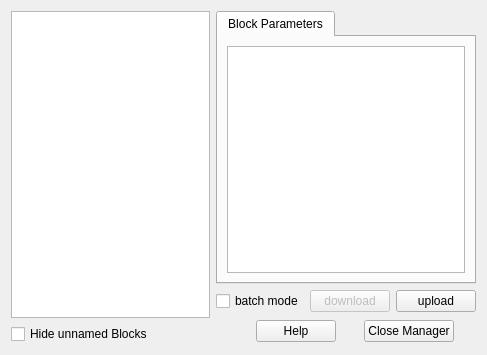
Old version of the form trunk/src/qrl_parameters_manager.ui in the repository fcuzzocrea/QRTAILab.
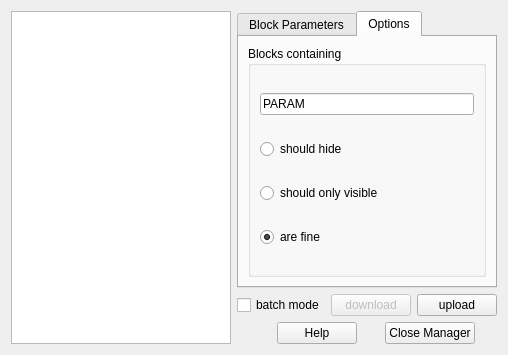
New version of the form. The open tabs and pages were chosen to show the change. Icons and pictures are not drawn.

What changed in the file:
```diff
--- a/trunk/src/qrl_parameters_manager.ui
+++ b/trunk/src/qrl_parameters_manager.ui
@@ -5,7 +5,7 @@
    <rect>
     <x>0</x>
     <y>0</y>
-    <width>487</width>
+    <width>508</width>
     <height>355</height>
    </rect>
   </property>
@@ -17,8 +17,14 @@
     <normaloff>:/icons/parameters_icon.xpm</normaloff>:/icons/parameters_icon.xpm</iconset>
   </property>
   <layout class="QGridLayout" >
-   <item rowspan="3" row="0" column="0" >
+   <item rowspan="4" row="0" column="0" >
     <widget class="QListWidget" name="blockListWidget" >
+     <property name="minimumSize" >
+      <size>
+       <width>200</width>
+       <height>0</height>
+      </size>
+     </property>
      <property name="baseSize" >
       <size>
        <width>100</width>
@@ -27,23 +33,6 @@
      </property>
     </widget>
    </item>
-   <item row="0" column="1" colspan="3" >
-    <widget class="QTabWidget" name="tabWidget" >
-     <property name="currentIndex" >
-      <number>0</number>
-     </property>
-     <widget class="QWidget" name="tab" >
-      <attribute name="title" >
-       <string>Block Parameters</string>
-      </attribute>
-      <layout class="QGridLayout" >
-       <item row="0" column="0" >
-        <widget class="QTableWidget" name="parameterTableWidget" />
-       </item>
-      </layout>
-     </widget>
-    </widget>
-   </item>
    <item row="1" column="1" >
     <widget class="QCheckBox" name="batchCheckBox" >
      <property name="text" >
@@ -128,11 +117,68 @@
      </item>
     </layout>
    </item>
-   <item row="3" column="0" >
-    <widget class="QCheckBox" name="hideCheckBox" >
-     <property name="text" >
-      <string>Hide unnamed Blocks</string>
+   <item row="0" column="1" colspan="3" >
+    <widget class="QTabWidget" name="tabWidget" >
+     <property name="currentIndex" >
+      <number>0</number>
      </property>
+     <widget class="QWidget" name="tab" >
+      <attribute name="title" >
+       <string>Block Parameters</string>
+      </attribute>
+      <layout class="QGridLayout" >
+       <item row="0" column="0" >
+        <widget class="QTableWidget" name="parameterTableWidget" />
+       </item>
+      </layout>
+     </widget>
+     <widget class="QWidget" name="Options" >
+      <attribute name="title" >
+       <string>Options</string>
+      </attribute>
+      <layout class="QGridLayout" name="gridLayout_2" >
+       <item row="0" column="0" >
+        <widget class="QGroupBox" name="groupBox" >
+         <property name="title" >
+          <string>Blocks containing</string>
+         </property>
+         <layout class="QGridLayout" name="gridLayout" >
+          <item row="0" column="0" >
+           <widget class="QLineEdit" name="paramLineEdit" >
+            <property name="text" >
+             <string>PARAM</string>
+            </property>
+           </widget>
+          </item>
+          <item row="1" column="0" >
+           <widget class="QRadioButton" name="hideRadioButton" >
+            <property name="text" >
+             <string>should hide</string>
+            </property>
+           </widget>
+          </item>
+          <item row="2" column="0" >
+           <widget class="QRadioButton" name="showRadioButton" >
+            <property name="text" >
+             <string>should only visible</string>
+            </property>
+           </widget>
+          </item>
+          <item row="3" column="0" >
+           <widget class="QRadioButton" name="fineRadioButton" >
+            <property name="text" >
+             <string>are fine</string>
+            </property>
+            <property name="checked" >
+             <bool>true</bool>
+            </property>
+           </widget>
+          </item>
+         </layout>
+        </widget>
+       </item>
+      </layout>
+     </widget>
     </widget>
    </item>
   </layout>
```
Left out of the diff: 7 changed lines with no effect on the pictures.
